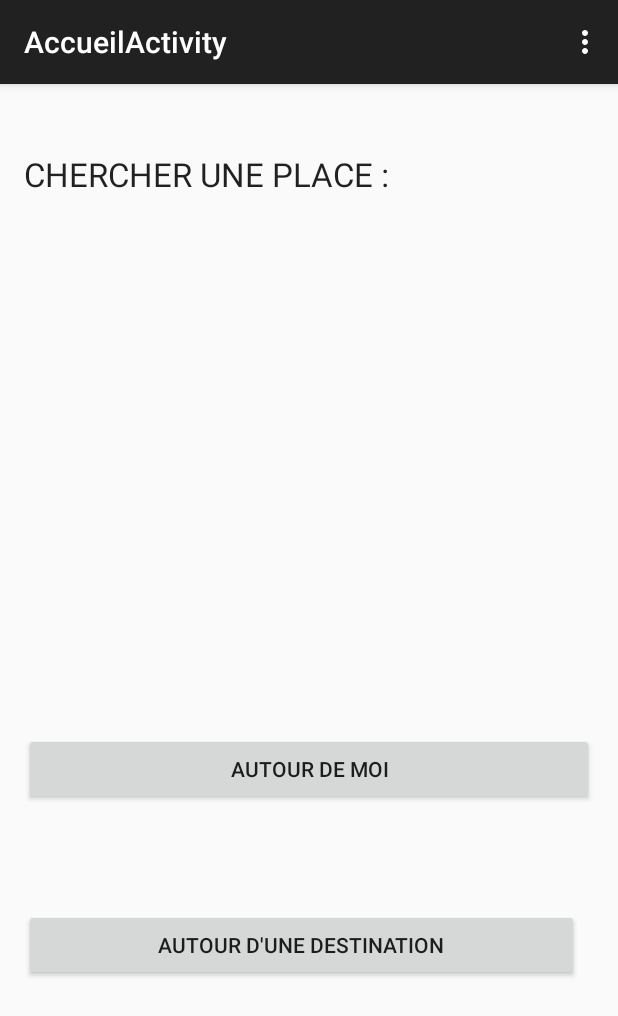
After one commit to mathieupassenaud/robocorp2-CarPark, an Android app: the AccueilActivity screen opened directly, with no data from a screen before it, on a phone screen of 412 x 824 dp. The commit adds this screen. Shown: the top 1016 px of the screen. Run offline under Robolectric (Android 15) with nearby library versions, the phone set to English and light mode, and no system bars.

Commit message:
Refonte propre structure IHM

```diff
--- /dev/null
+++ b/android/EasyPark/app/src/main/java/com/easypark/easypark/AccueilActivity.java
@@ -0,0 +1,65 @@
+package com.easypark.easypark;
+
+import android.content.Intent;
+import android.support.v7.app.ActionBarActivity;
+import android.os.Bundle;
+import android.view.Menu;
+import android.view.MenuItem;
+import android.view.MotionEvent;
+import android.view.View;
+import android.widget.Button;
+
+
+public class AccueilActivity extends ActionBarActivity {
+
+    Button butAutourMoi;
+    Button butAutourDesti;
+
+    @Override
+    protected void onCreate(Bundle savedInstanceState) {
+        super.onCreate(savedInstanceState);
+        setContentView(R.layout.activity_accueil);
+
+        butAutourMoi = (Button)findViewById(R.id.butAutourMoi);
+        butAutourMoi.setOnClickListener(new View.OnClickListener() {
+            @Override
+            public void onClick(View v) {
+                Intent intent = new Intent(AccueilActivity.this, AutourDeMoiActivity.class);
+                startActivity(intent);
+            }
+        });
+
+        butAutourDesti = (Button)findViewById(R.id.butAutourDesti);
+        butAutourDesti.setOnClickListener(new View.OnClickListener() {
+            @Override
+            public void onClick(View v) {
+                Intent intent = new Intent(AccueilActivity.this, AutourDestinationActivity.class);
+                startActivity(intent);
+            }
+        });
+    }
+
+    @Override
+    public boolean onCreateOptionsMenu(Menu menu) {
+        // Inflate the menu; this adds items to the action bar if it is present.
+        getMenuInflater().inflate(R.menu.menu_accueil, menu);
+        return true;
+    }
+
+    @Override
+    public boolean onOptionsItemSelected(MenuItem item) {
+        // Handle action bar item clicks here. The action bar will
+        // automatically handle clicks on the Home/Up button, so long
+        // as you specify a parent activity in AndroidManifest.xml.
+        int id = item.getItemId();
+
+        //noinspection SimplifiableIfStatement
+        if (id == R.id.action_settings) {
+            return true;
+        }
+
+        return super.onOptionsItemSelected(item);
+    }
+
+
+}
--- /dev/null
+++ b/android/EasyPark/app/src/main/res/layout/activity_accueil.xml
@@ -0,0 +1,44 @@
+<RelativeLayout xmlns:android="http://schemas.android.com/apk/res/android"
+    xmlns:tools="http://schemas.android.com/tools" android:layout_width="match_parent"
+    android:layout_height="match_parent" android:paddingLeft="@dimen/activity_horizontal_margin"
+    android:paddingRight="@dimen/activity_horizontal_margin"
+    android:paddingTop="@dimen/activity_vertical_margin"
+    android:paddingBottom="@dimen/activity_vertical_margin"
+    tools:context="com.easypark.easypark.AccueilActivity">
+
+    <TextView
+        android:layout_width="match_parent"
+        android:layout_height="wrap_content"
+        android:textAppearance="?android:attr/textAppearanceLarge"
+        android:text="CHERCHER UNE PLACE :"
+        android:id="@+id/texChercherUnePlace"
+        android:layout_weight="0.03"
+        android:layout_alignParentTop="true"
+        android:layout_alignParentRight="true"
+        android:layout_alignParentEnd="true"
+        android:layout_marginTop="29dp" />
+
+    <Button
+        android:layout_width="match_parent"
+        android:layout_height="wrap_content"
+        android:text="AUTOUR DE MOI"
+        android:id="@+id/butAutourMoi"
+        android:layout_weight="0.03"
+        android:layout_above="@+id/butAutourDesti"
+        android:layout_alignParentRight="true"
+        android:layout_alignParentEnd="true"
+        android:layout_marginBottom="69dp" />
+
+    <Button
+        android:layout_width="370dp"
+        android:layout_height="wrap_content"
+        android:text="AUTOUR D&apos;UNE DESTINATION"
+        android:id="@+id/butAutourDesti"
+        android:layout_gravity="center_horizontal"
+        android:layout_weight="0.03"
+        android:layout_marginBottom="154dp"
+        android:layout_alignParentBottom="true"
+        android:layout_alignParentLeft="true"
+        android:layout_alignParentStart="true" />
+
+</RelativeLayout>
--- /dev/null
+++ b/android/EasyPark/app/src/main/res/menu/menu_accueil.xml
@@ -0,0 +1,7 @@
+<menu xmlns:android="http://schemas.android.com/apk/res/android"
+    xmlns:app="http://schemas.android.com/apk/res-auto"
+    xmlns:tools="http://schemas.android.com/tools"
+    tools:context="com.easypark.easypark.AccueilActivity">
+    <item android:id="@+id/action_settings" android:title="@string/action_settings"
+        android:orderInCategory="100" app:showAsAction="never" />
+</menu>
--- /dev/null
+++ b/android/EasyPark/app/src/main/res/values-w820dp/dimens.xml
@@ -0,0 +1,6 @@
+<resources>
+    <!-- Example customization of dimensions originally defined in res/values/dimens.xml
+         (such as screen margins) for screens with more than 820dp of available width. This
+         would include 7" and 10" devices in landscape (~960dp and ~1280dp respectively). -->
+    <dimen name="activity_horizontal_margin">64dp</dimen>
+</resources>
--- /dev/null
+++ b/android/EasyPark/app/src/main/res/values/dimens.xml
@@ -0,0 +1,5 @@
+<resources>
+    <!-- Default screen margins, per the Android Design guidelines. -->
+    <dimen name="activity_horizontal_margin">16dp</dimen>
+    <dimen name="activity_vertical_margin">16dp</dimen>
+</resources>
--- a/android/EasyPark/app/src/main/res/values/strings.xml
+++ b/android/EasyPark/app/src/main/res/values/strings.xml
@@ -1,4 +1,10 @@
 <resources>
     <string name="app_name">EasyPark</string>
     <string name="title_activity_maps">Map</string>
+    <string name="title_activity_accueil">AccueilActivity</string>
+
+    <string name="hello_world">Hello world!</string>
+    <string name="action_settings">Settings</string>
+    <string name="title_activity_autour_de_moi">AutourDeMoiActivity</string>
+    <string name="title_activity_autour_destination">AutourDestinationActivity</string>
 </resources>
```
Also changed, not shown: android/EasyPark/app/src/main/AndroidManifest.xml (+12 -0 lines), android/EasyPark/app/src/main/java/com/easypark/easypark/AutourDeMoiActivity.java (added, +52 -0 lines), android/EasyPark/app/src/main/java/com/easypark/easypark/AutourDestinationActivity.java (added, +38 -0 lines), android/EasyPark/app/src/main/res/layout/accueil.xml (deleted, +0 -29 lines), android/EasyPark/app/src/main/res/layout/activity_autour_de_moi.xml (added, +42 -0 lines), android/EasyPark/app/src/main/res/layout/autour_de_moi.xml (deleted, +0 -32 lines), android/EasyPark/app/src/main/res/layout/autour_destination.xml (deleted, +0 -26 lines), android/EasyPark/app/src/main/res/menu/menu_autour_de_moi.xml (added, +7 -0 lines), android/EasyPark/app/src/main/res/menu/menu_autour_destination.xml (added, +7 -0 lines).
